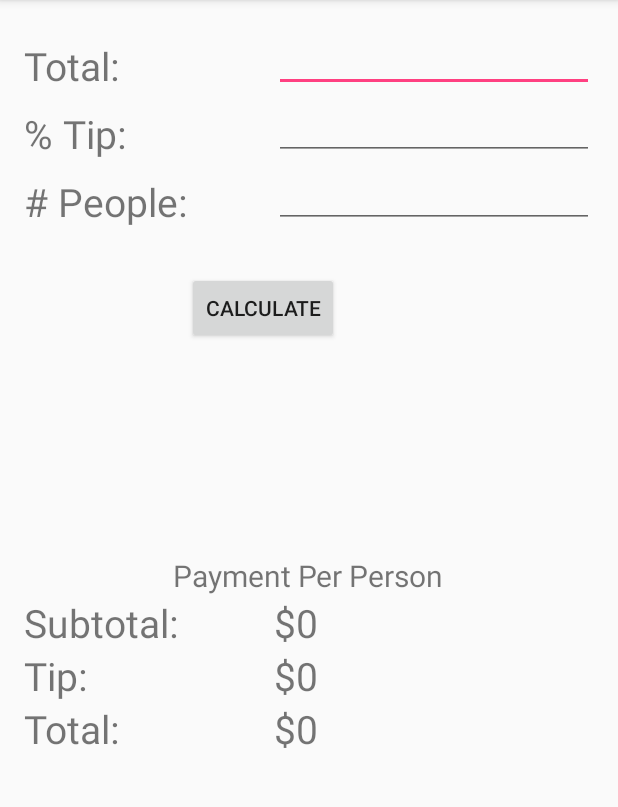
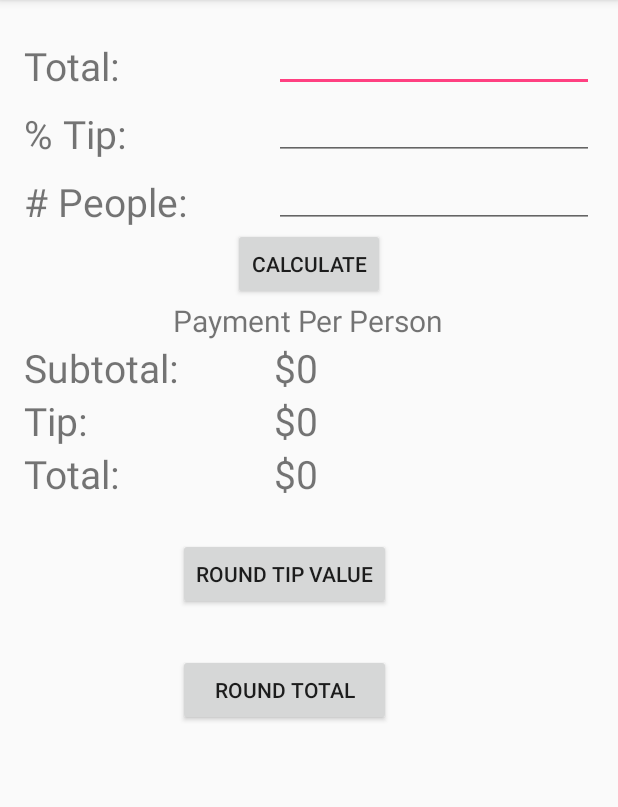
Before and after one commit to atan009/Android-Projects, an Android app: the screen it shows after launch (MainActivity), on a phone screen of 412 x 824 dp, the part 84-891 px from its top. Run offline under Robolectric (Android 15) with nearby library versions, the phone set to English and light mode, and no system bars.

Commit message:
rounding functions working

```diff
--- a/GratuityCalc/app/src/main/res/layout/activity_main.xml
+++ b/GratuityCalc/app/src/main/res/layout/activity_main.xml
@@ -80,7 +80,7 @@
         android:text="Payment Per Person"
         android:id="@+id/textView4"
         android:textSize="20dp"
-        android:layout_centerVertical="true"
+        android:layout_below="@+id/Calculate"
         android:layout_centerHorizontal="true" />
 
     <TextView
@@ -162,8 +162,27 @@
         android:text="Calculate"
         android:id="@+id/Calculate"
         android:layout_below="@+id/numPpl"
-        android:layout_toRightOf="@+id/textView3"
-        android:layout_toEndOf="@+id/textView3"
-        android:layout_marginTop="29dp" />
+        android:layout_centerHorizontal="true" />
+
+    <Button
+        android:layout_width="wrap_content"
+        android:layout_height="wrap_content"
+        android:text="Round Tip Value"
+        android:id="@+id/roundTip"
+        android:layout_below="@+id/pTotal"
+        android:layout_toRightOf="@+id/textView5"
+        android:layout_toEndOf="@+id/textView5"
+        android:layout_marginTop="25dp" />
+
+    <Button
+        android:layout_width="wrap_content"
+        android:layout_height="wrap_content"
+        android:text="Round Total"
+        android:id="@+id/roundTotal"
+        android:layout_below="@+id/roundTip"
+        android:layout_toRightOf="@+id/textView5"
+        android:layout_marginTop="29dp"
+        android:layout_alignRight="@+id/roundTip"
+        android:layout_alignEnd="@+id/roundTip" />
 
 </RelativeLayout>
```
Also changed, not shown: GratuityCalc/app/src/main/java/com/example/tan/gratuitycalc/MainActivity.java (+77 -3 lines).
